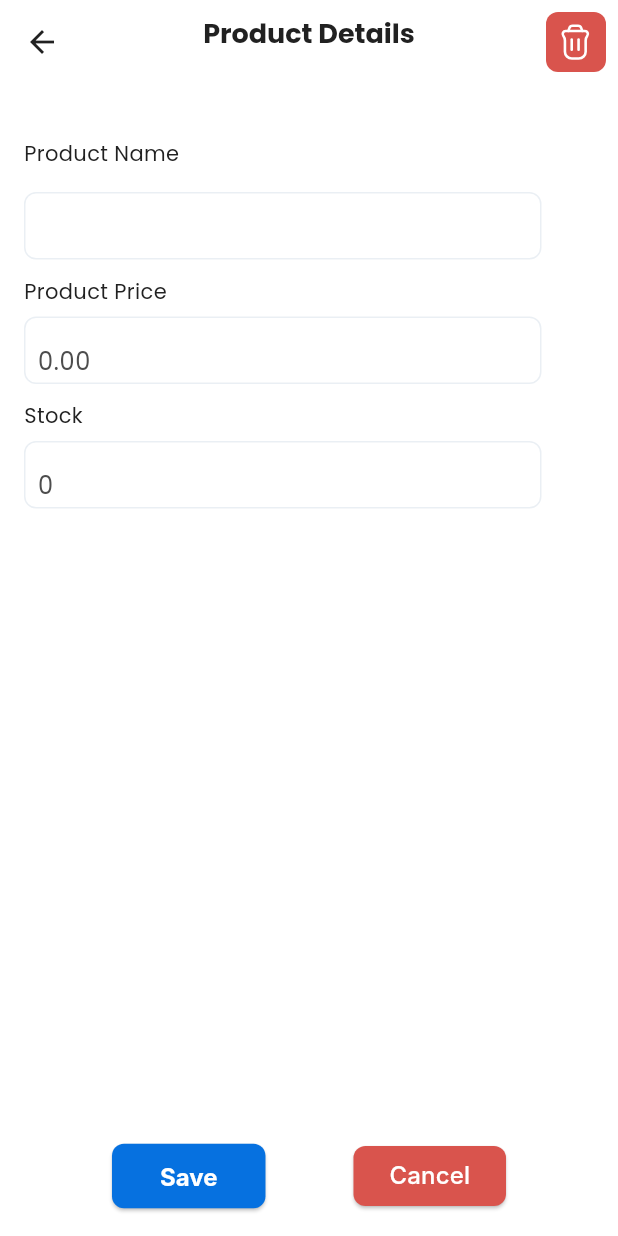
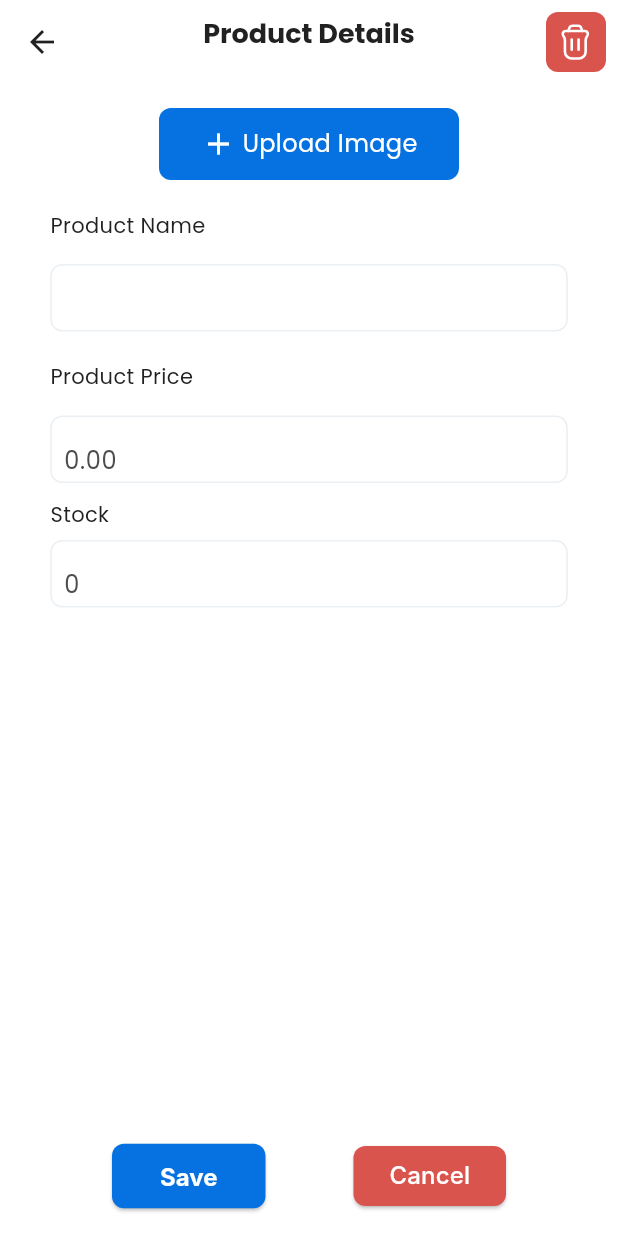
Before and after one commit to albertomarkallen/OneSync, a Flutter app: the ProductDetailsScreen screen opened directly with empty values, on a phone screen of 412 x 824 dp. Run offline on Flutter 3.47's test engine with Material 3 defaults, Android fonts, the phone set to English and light mode, and no system bars; our stand-ins replace cloud_firestore, csv, dotted_border, firebase_auth, firebase_core, firebase_database and 4 more; missing offline and left inert: tflite_flutter; accounts and stored records are empty; network calls fail; Roboto replaces fonts that are missing (Inter).

Commit message:
[Feature][Krennt] - Added Picture Emebedding to Product Details

```diff
--- a/OneSync (Vendor)/lib/screens/MenuList/product_details_screen.dart
+++ b/OneSync (Vendor)/lib/screens/MenuList/product_details_screen.dart
@@ -1,8 +1,12 @@
+import 'dart:io';
+
 import 'package:cloud_firestore/cloud_firestore.dart';
 import 'package:firebase_auth/firebase_auth.dart';
+import 'package:firebase_storage/firebase_storage.dart';
 import 'package:flutter/material.dart';
 import 'package:flutter_svg/flutter_svg.dart';
 import 'package:onesync/screens/MenuList/menu_screen.dart';
+import 'package:onesync/screens/utils.dart';
 
 import '../../models/models.dart';
 
@@ -75,6 +79,42 @@ class _ProductDetailsScreenState extends State<ProductDetailsScreen> {
         content: Text("Failed to update product details: ${e.toString()}"),
         backgroundColor: Colors.red,
       ));
+    }
+  }
+
+  Future<void> _saveProduct(BuildContext context) async {
+    try {
+      String userId = FirebaseAuth.instance.currentUser!.uid;
+      String productName = _nameController.text;
+
+      if (widget.product.imageUrl.isEmpty) {
+        throw Exception("No image URL found. Please upload an image first.");
+      }
+
+      await FirebaseFirestore.instance
+          .collection('Menu')
+          .doc(userId)
+          .collection('vendorProducts')
+          .doc(productName) // Using product name as the document ID
+          .set({
+        'name': productName,
+        'stock': int.parse(_stockController.text),
+        'price': double.parse(_priceController.text),
+        'imageUrl': widget.product.imageUrl,
+      });
+
+      ScaffoldMessenger.of(context).showSnackBar(
+        const SnackBar(content: Text('Product added successfully')),
+      );
+
+      // Navigate to the MenuScreen
+      Navigator.pushReplacement(
+          context, MaterialPageRoute(builder: (context) => MenuScreen()));
+    } catch (e) {
+      print('Error adding product: $e');
+      ScaffoldMessenger.of(context).showSnackBar(
+        SnackBar(content: Text('Error adding product: $e')),
+      );
     }
   }
 
@@ -158,10 +198,14 @@ class _ProductDetailsScreenState extends State<ProductDetailsScreen> {
       body: SingleChildScrollView(
         padding: const EdgeInsets.all(16.0),
         child: Column(
-          crossAxisAlignment: CrossAxisAlignment.start,
+          crossAxisAlignment: CrossAxisAlignment.center,
+          mainAxisAlignment: MainAxisAlignment.center,
           children: [
             if (widget.product.imageUrl != null &&
                 widget.product.imageUrl!.isNotEmpty)
+              Stack(
+                alignment: Alignment.topRight,
+                children: [
                   Image.network(
                     widget.product.imageUrl!,
                     width: MediaQuery.of(context).size.width,
@@ -189,6 +233,85 @@ class _ProductDetailsScreenState extends State<ProductDetailsScreen> {
                         ),
                       );
                     },
+                  ),
+                  IconButton(
+                    icon: Icon(Icons.delete, color: Colors.red),
+                    onPressed: () {
+                      setState(() {
+                        widget.product.imageUrl = ""; // Clear the image URL
+                      });
+                      // Optionally, delete the image from storage here
+                    },
+                  ),
+                ],
+              ),
+            if (widget.product.imageUrl == null ||
+                widget.product.imageUrl!.isEmpty)
+              Center(
+                child: Container(
+                  width: 200,
+                  height: 48,
+                  padding: const EdgeInsets.symmetric(horizontal: 10),
+                  decoration: ShapeDecoration(
+                    color: const Color(0xFF0671E0),
+                    shape: RoundedRectangleBorder(
+                      borderRadius: BorderRadius.circular(8),
+                    ),
+                  ),
+                  child: InkWell(
+                    onTap: () async {
+                      File? selectedImage = await getImageFromGallery(context);
+                      if (selectedImage != null) {
+                        try {
+                          String? uploadedFilePath =
+                              await uploadFileForUser(selectedImage);
+                          if (uploadedFilePath == null) {
+                            throw Exception("File upload failed.");
+                          }
+
+                          String imageUrl = await FirebaseStorage.instance
+                              .ref(uploadedFilePath)
+                              .getDownloadURL();
+                          if (imageUrl.isEmpty) {
+                            throw Exception("Failed to get image URL");
+                          }
+
+                          setState(() {
+                            widget.product.imageUrl =
+                                imageUrl; // Update the image URL in your product model
+                          });
+                        } catch (e) {
+                          ScaffoldMessenger.of(context).showSnackBar(
+                            SnackBar(content: Text('Error handling image: $e')),
+                          );
+                        }
+                      } else {
+                        ScaffoldMessenger.of(context).showSnackBar(
+                          SnackBar(content: Text('No image selected')),
+                        );
+                      }
+                    },
+                    child: const Center(
+                      child: Row(
+                        mainAxisSize: MainAxisSize.min,
+                        children: <Widget>[
+                          Icon(Icons.add, color: Colors.white),
+                          SizedBox(width: 4),
+                          Text(
+                            'Upload Image',
+                            style: TextStyle(
+                              color: Colors.white,
+                              fontSize: 16,
+                              fontFamily: 'Poppins',
+                              fontWeight: FontWeight.w500,
+                              height: 1.2,
+                            ),
+                          ),
+                        ],
+                      ),
+                    ),
+                  ),
+                ),
               ),
             const SizedBox(height: 20.0),
             Column(
@@ -244,7 +367,6 @@ class _ProductDetailsScreenState extends State<ProductDetailsScreen> {
                     fontSize: 14,
                     fontFamily: 'Poppins',
                     fontWeight: FontWeight.w500,
-                    height: 0.12,
                   ),
                 ),
                 SizedBox(height: 16),
@@ -330,22 +452,29 @@ class _ProductDetailsScreenState extends State<ProductDetailsScreen> {
           mainAxisAlignment: MainAxisAlignment.spaceEvenly,
           children: [
             ElevatedButton(
-              onPressed: _saveProductDetails,
+              onPressed: () {
+                _saveProduct(context).then((_) {
+                  Navigator.of(context).pushReplacement(
+                    MaterialPageRoute(builder: (context) => const MenuScreen()),
+                  );
+                }).catchError((error) {
+                  // Handle any errors here if needed
+                  print("Failed to save product: $error");
+                });
+              },
               style: ElevatedButton.styleFrom(
-                backgroundColor: Color(0xFF0671E0), // Background color
-                textStyle:
-                    TextStyle(fontFamily: 'Inter', fontSize: 16), // Text style
+                backgroundColor: Color(0xFF0671E0),
+                textStyle: TextStyle(fontFamily: 'Inter', fontSize: 16),
                 shape: RoundedRectangleBorder(
-                  borderRadius: BorderRadius.circular(8), // Rounded corners
+                  borderRadius: BorderRadius.circular(8),
                 ),
-                padding: EdgeInsets.symmetric(
-                    horizontal: 32, vertical: 12), // Padding
+                padding: EdgeInsets.symmetric(horizontal: 32, vertical: 12),
               ),
               child: Text(
                 'Save',
                 style: TextStyle(
-                  color: Colors.white, // Text color
-                  fontWeight: FontWeight.bold, // Text weight
+                  color: Colors.white,
+                  fontWeight: FontWeight.bold,
                 ),
               ),
             ),
```
Lines whose indentation alone changed are shown as unchanged.
